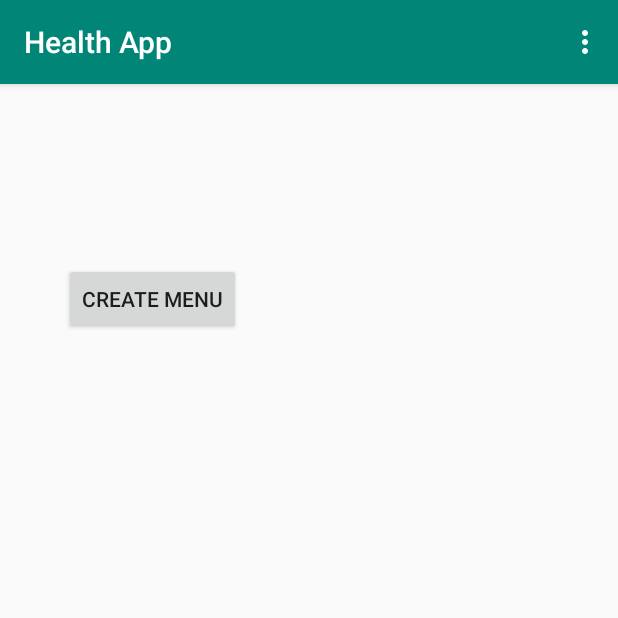
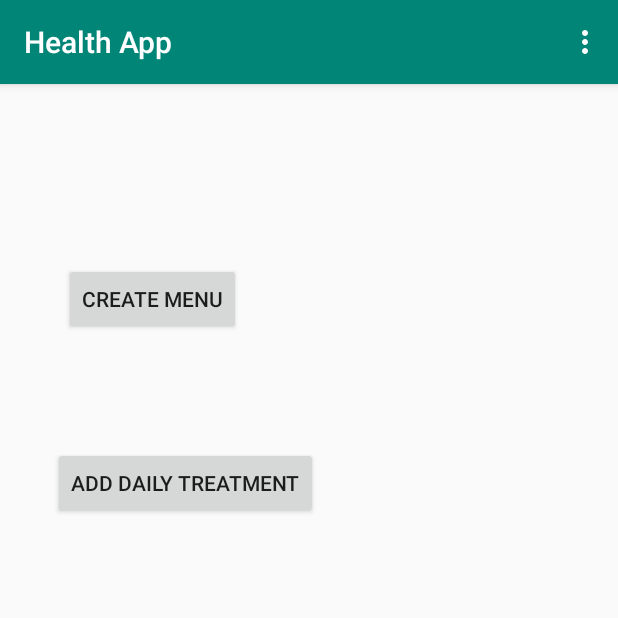
Before and after one commit to lorenabodea/HealthApp, an Android app: the screen it shows after launch (MainActivity), on a phone screen of 412 x 824 dp, the top half of it. Run offline under Robolectric (Android 15) with nearby library versions, the phone set to English and light mode, and no system bars.

Commit message:
started daily treatment activity

```diff
--- a/app/src/main/AndroidManifest.xml
+++ b/app/src/main/AndroidManifest.xml
@@ -11,6 +11,7 @@
         android:roundIcon="@mipmap/ic_launcher_round"
         android:supportsRtl="true"
         android:theme="@style/AppTheme">
+        <activity android:name=".DailyTreatmentActivity"></activity>
         <activity android:name=".CreateTreatmentProfileActivity" />
         <activity android:name=".CreateProfileActivity" />
         <activity android:name=".MainActivity">
@@ -21,7 +22,6 @@
             </intent-filter>
         </activity>
         <activity android:name=".MenuActivity" />
-        <activity android:name=".DailyTreatmentActivity"></activity>
     </application>
 
 </manifest>
--- a/app/src/main/java/com/example/healthapp/MainActivity.java
+++ b/app/src/main/java/com/example/healthapp/MainActivity.java
@@ -12,6 +12,7 @@
 public class MainActivity extends AppCompatActivity {
 
     Button createMenuBtn;
+    Button addDailyTreatment;
 
 
 
@@ -20,9 +21,22 @@
         super.onCreate(savedInstanceState);
         setContentView(R.layout.activity_main);
 
-        createMenuBtn = findViewById(R.id.main_create_menu);
-        createMenuBtn.setOnClickListener(createMenuOnClick());
+//        createMenuBtn = findViewById(R.id.main_create_menu_btn);
+//        createMenuBtn.setOnClickListener(createMenuOnClick());
 
+        addDailyTreatment = findViewById(R.id.main_daily_treatment_btn);
+        addDailyTreatment.setOnClickListener(addDailyTreatmentOnclick());
+
+    }
+
+    private View.OnClickListener addDailyTreatmentOnclick() {
+        return new View.OnClickListener() {
+            @Override
+            public void onClick(View v) {
+                Intent intent = new Intent(getApplicationContext(), DailyTreatmentActivity.class);
+                startActivity(intent);
+            }
+        };
     }
 
     private View.OnClickListener createMenuOnClick() {
--- a/app/src/main/res/layout/activity_main.xml
+++ b/app/src/main/res/layout/activity_main.xml
@@ -7,7 +7,7 @@
     tools:context=".MainActivity">
 
     <Button
-        android:id="@+id/main_create_menu"
+        android:id="@+id/main_create_menu_btn"
         android:layout_width="wrap_content"
         android:layout_height="wrap_content"
         android:layout_marginStart="8dp"
@@ -23,4 +23,22 @@
         app:layout_constraintStart_toStartOf="parent"
         app:layout_constraintTop_toTopOf="parent"
         app:layout_constraintVertical_bias="0.158" />
+
+    <Button
+        android:id="@+id/main_daily_treatment_btn"
+        android:layout_width="wrap_content"
+        android:layout_height="wrap_content"
+        android:layout_marginStart="8dp"
+        android:layout_marginLeft="8dp"
+        android:layout_marginTop="8dp"
+        android:layout_marginEnd="8dp"
+        android:layout_marginRight="8dp"
+        android:layout_marginBottom="8dp"
+        android:text="@string/main_daily_treatment"
+        app:layout_constraintBottom_toBottomOf="parent"
+        app:layout_constraintEnd_toEndOf="parent"
+        app:layout_constraintHorizontal_bias="0.125"
+        app:layout_constraintStart_toStartOf="parent"
+        app:layout_constraintTop_toBottomOf="@+id/main_create_menu_btn"
+        app:layout_constraintVertical_bias="0.124" />
 </android.support.constraint.ConstraintLayout>
--- a/app/src/main/res/values/strings.xml
+++ b/app/src/main/res/values/strings.xml
@@ -24,4 +24,9 @@
     <string name="menu_add">Add</string>
     <string name="error_typeFood">Insert food!</string>
     <string name="error_quantity">Insert quantity!</string>
+    <string name="main_daily_treatment">Add daily treatment</string>
+    <string name="dailytreatment_blood_sugar">Blood sugar level</string>
+    <string name="dailytreatment_carbs">Number of carbs</string>
+    <string name="dailytreatment_nrofshots">Number of units per shot</string>
+    <string name="dailytreatment_add_menu_btn">Create menu</string>
 </resources>
```
Also changed, not shown: app/src/main/java/com/example/healthapp/DailyTreatmentActivity.java (added, +45 -0 lines), app/src/main/res/layout/activity_daily_treatment.xml (added, +88 -0 lines).
